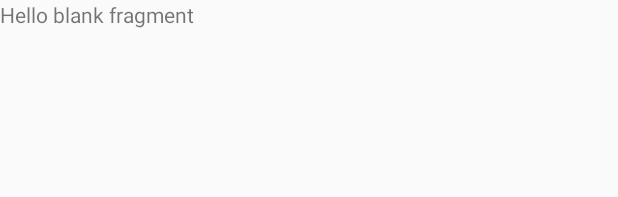
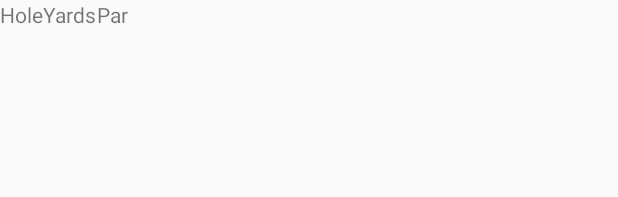
Before and after one commit to MitchB09/RealScoresApp, an Android app: the layout fragment_course_detail.xml on its own in the app's theme, with its tools: preview values and no code run, on a phone screen of 412 x 824 dp. Shown: the top 197 px of the screen. Run offline under Robolectric (Android 15) with nearby library versions, the phone set to English and light mode, and no system bars.

Commit message:
Updated course details screen

```diff
--- a/app/src/main/res/layout/fragment_course_detail.xml
+++ b/app/src/main/res/layout/fragment_course_detail.xml
@@ -2,12 +2,60 @@
     xmlns:tools="http://schemas.android.com/tools"
     android:layout_width="match_parent"
     android:layout_height="match_parent"
-    tools:context="com.realscores.activity.fragments.CourseDetailFragment">
+    tools:context="com.realscores.activity.fragments.CourseDetailFragment" >
 
     <TextView
         android:id="@+id/courseDetailName"
         android:layout_width="match_parent"
-        android:layout_height="match_parent"
-        android:text="@string/hello_blank_fragment" />
+        android:layout_height="match_parent" />
+
+    <TableLayout
+        xmlns:android="http://schemas.android.com/apk/res/android"
+        android:layout_width="fill_parent"
+        android:layout_height="fill_parent">
+
+        <TableRow
+            android:layout_width="fill_parent"
+            android:layout_height="wrap_content">
+
+            <TextView
+                android:layout_width="match_parent"
+                android:layout_height="match_parent"
+                android:text="@string/hole" />
+
+            <TextView
+                android:layout_width="match_parent"
+                android:layout_height="match_parent"
+                android:text="@string/yards" />
+
+            <TextView
+                android:layout_width="match_parent"
+                android:layout_height="match_parent"
+                android:text="@string/par" />
+
+        </TableRow>
+
+        <TableRow
+            android:id="@+id/holeRow"
+            android:layout_width="fill_parent"
+            android:layout_height="wrap_content">
+
+            <TextView
+                android:id="@+id/holeNumber"
+                android:layout_width="match_parent"
+                android:layout_height="match_parent" />
+
+            <TextView
+                android:id="@+id/holeYards"
+                android:layout_width="match_parent"
+                android:layout_height="match_parent" />
+
+            <TextView
+                android:id="@+id/holePar"
+                android:layout_width="match_parent"
+                android:layout_height="match_parent" />
+
+        </TableRow>
+    </TableLayout>
 
 </FrameLayout>
--- a/app/src/main/res/values/strings.xml
+++ b/app/src/main/res/values/strings.xml
@@ -20,6 +20,8 @@
 
     <string name="action_example">Example action</string>
 
-    <!-- TODO: Remove or change this placeholder text -->
-    <string name="hello_blank_fragment">Hello blank fragment</string>
+    <!-- Course Details -->
+    <string name="hole">Hole</string>
+    <string name="yards">Yards</string>
+    <string name="par">Par</string>
 </resources>
```
